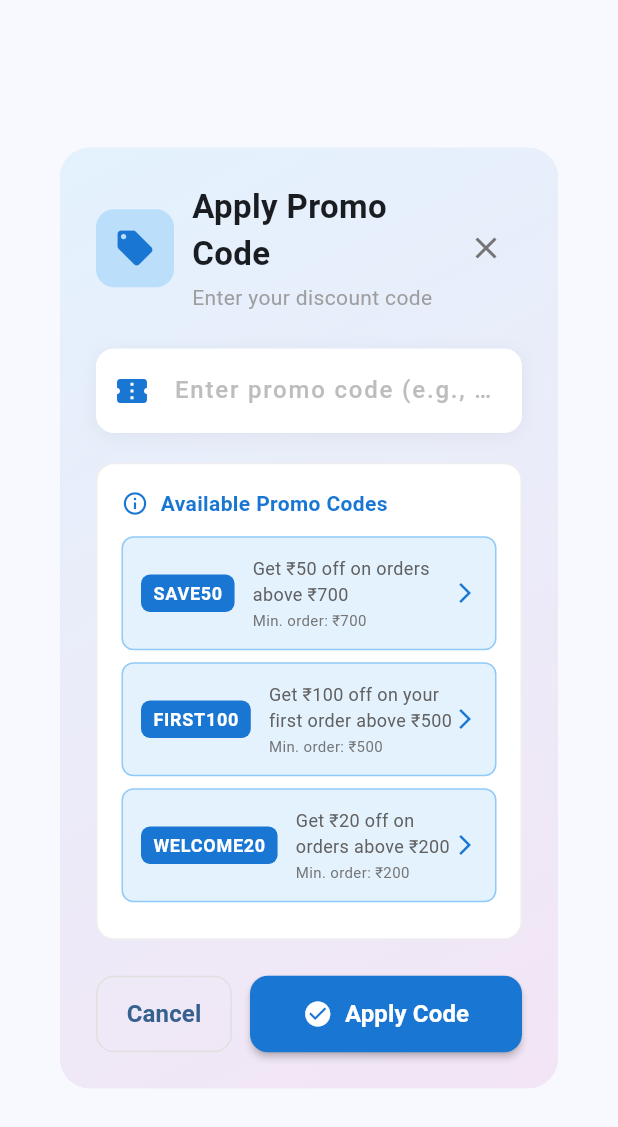
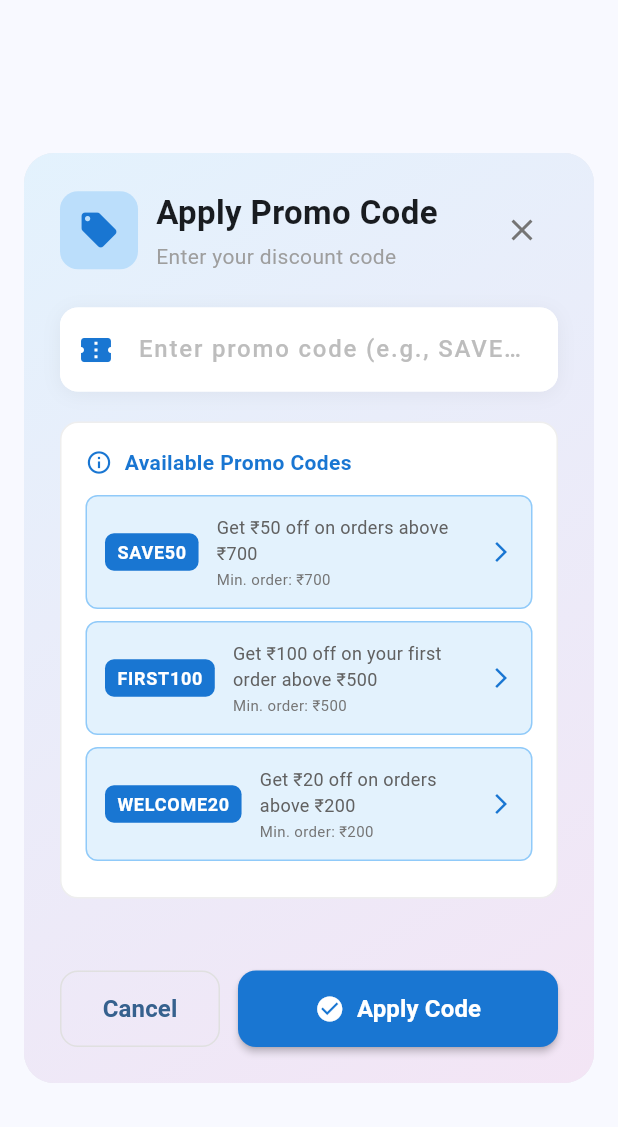
Before and after one commit to KevalGondaliya/QuickBite, a Flutter app: the PromoCodeDialog widget shown alone on an empty page, opened directly with empty values, on a phone screen of 412 x 824 dp. Shown: the top 1127 px of the screen. Run offline on Flutter 3.47's test engine with Material 3 defaults, Android fonts, the phone set to English and light mode, and no system bars; our stand-ins replace hive_flutter; accounts and stored records are empty.

Commit message:
Refactor promo code dialog layout: Adjusted padding and constraints for better responsiveness, fixed header alignment, and ensured action buttons are positioned at the bottom. Enhanced scrollable content area for improved user experience.

```diff
--- a/lib/features/cart/widgets/promo_code_dialog.dart
+++ b/lib/features/cart/widgets/promo_code_dialog.dart
@@ -50,8 +50,11 @@ class _PromoCodeDialogState extends State<PromoCodeDialog> {
       shape: RoundedRectangleBorder(
         borderRadius: BorderRadius.circular(20),
       ),
+      insetPadding: const EdgeInsets.symmetric(horizontal: 16, vertical: 24),
       child: Container(
-        padding: const EdgeInsets.all(24),
+        constraints: BoxConstraints(
+          maxHeight: MediaQuery.of(context).size.height * 0.85,
+        ),
         decoration: BoxDecoration(
           borderRadius: BorderRadius.circular(20),
           gradient: LinearGradient(
@@ -67,8 +70,10 @@ class _PromoCodeDialogState extends State<PromoCodeDialog> {
           mainAxisSize: MainAxisSize.min,
           crossAxisAlignment: CrossAxisAlignment.start,
           children: [
-            // Header
-            Row(
+            // Header (Fixed)
+            Padding(
+              padding: const EdgeInsets.all(24),
+              child: Row(
                 children: [
                   Container(
                     padding: const EdgeInsets.all(12),
@@ -112,7 +117,14 @@ class _PromoCodeDialogState extends State<PromoCodeDialog> {
                   ),
                 ],
               ),
-            const SizedBox(height: 24),
+            ),
+            // Scrollable Content
+            Flexible(
+              child: SingleChildScrollView(
+                padding: const EdgeInsets.symmetric(horizontal: 24),
+                child: Column(
+                  crossAxisAlignment: CrossAxisAlignment.start,
+                  children: [
                     // Promo Code Input
             Container(
               decoration: BoxDecoration(
@@ -283,8 +295,14 @@ class _PromoCodeDialogState extends State<PromoCodeDialog> {
               ),
             ),
                     const SizedBox(height: 24),
-            // Action Buttons
-            Row(
+                  ],
+                ),
+              ),
+            ),
+            // Action Buttons (Fixed at bottom)
+            Padding(
+              padding: const EdgeInsets.all(24),
+              child: Row(
                 children: [
                   Expanded(
                     child: OutlinedButton(
@@ -337,6 +355,7 @@ class _PromoCodeDialogState extends State<PromoCodeDialog> {
                   ),
                 ],
               ),
+            ),
           ],
         ),
       ),
```
Lines whose indentation alone changed are shown as unchanged.
